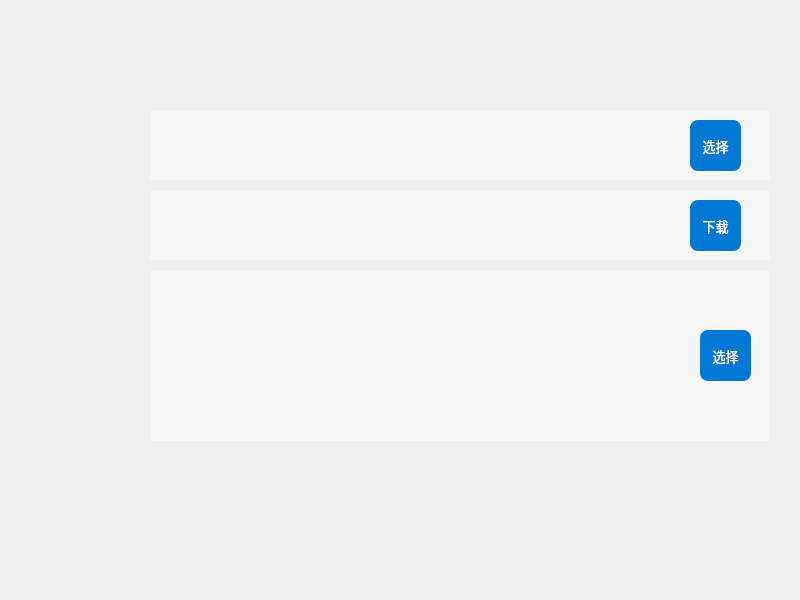
Old version of the form Resources/QtUIFiles/MCSL2_SubWidgets.ui in the repository MCSLTeam/MCSL2.
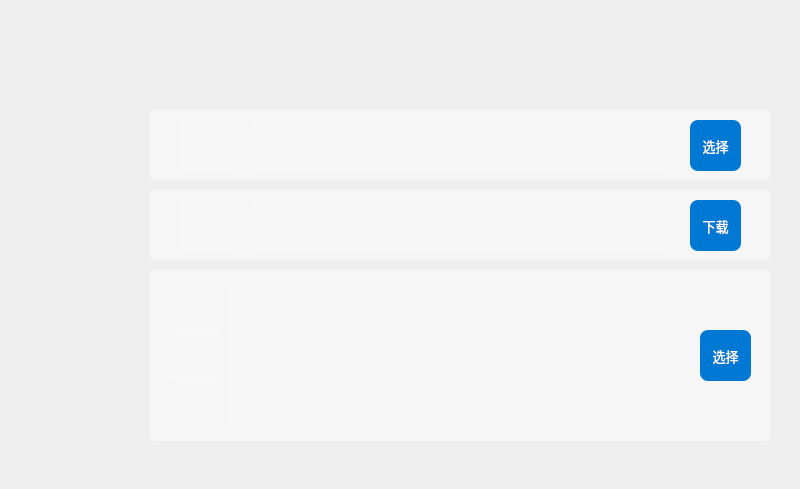
New version of the form.

```diff
--- a/Resources/QtUIFiles/MCSL2_SubWidgets.ui
+++ b/Resources/QtUIFiles/MCSL2_SubWidgets.ui
@@ -7,7 +7,7 @@
     <x>0</x>
     <y>0</y>
     <width>800</width>
-    <height>600</height>
+    <height>489</height>
    </rect>
   </property>
   <property name="windowTitle">
```
